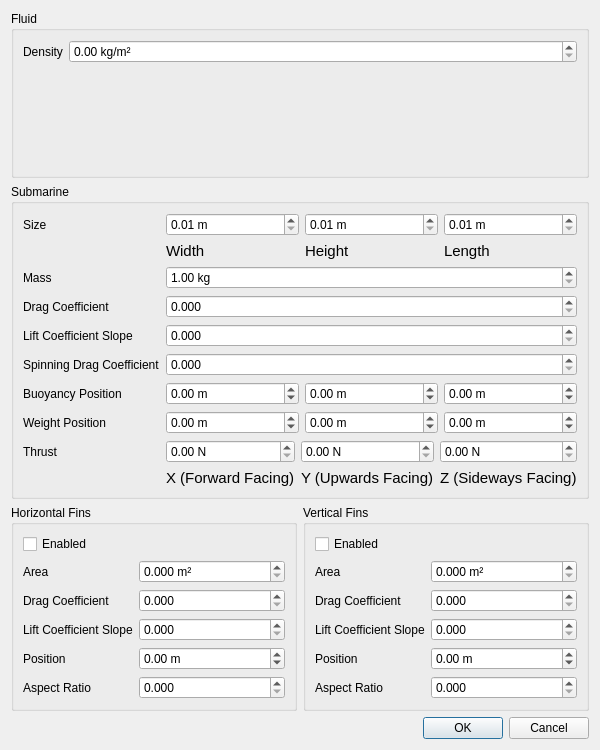
Above: simulationpropertiesdialogue.ui from shintakezou/submarine-simulator before the change. Below: the same form after it.
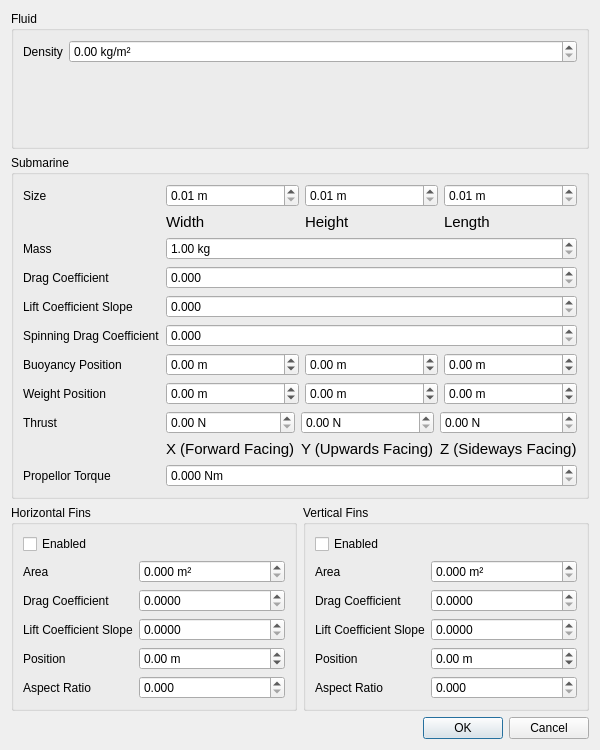
That is the form after the change.

Commit message: Add propellor torque

What changed in the file:
```diff
--- a/simulationpropertiesdialogue.ui
+++ b/simulationpropertiesdialogue.ui
@@ -425,6 +425,29 @@
         </item>
        </layout>
       </item>
+      <item row="8" column="0">
+       <widget class="QLabel" name="label_26">
+        <property name="text">
+         <string>Propellor Torque</string>
+        </property>
+       </widget>
+      </item>
+      <item row="8" column="1">
+       <widget class="QDoubleSpinBox" name="doubleSpinBox">
+        <property name="suffix">
+         <string> Nm</string>
+        </property>
+        <property name="decimals">
+         <number>3</number>
+        </property>
+        <property name="maximum">
+         <double>1000.000000000000000</double>
+        </property>
+        <property name="singleStep">
+         <double>0.100000000000000</double>
+        </property>
+       </widget>
+      </item>
      </layout>
     </widget>
    </item>
@@ -476,7 +499,7 @@
         <item row="3" column="1">
          <widget class="QDoubleSpinBox" name="spinHorizontalFinsLiftCoefficientSlope">
           <property name="decimals">
-           <number>3</number>
+           <number>4</number>
           </property>
           <property name="maximum">
            <double>5.000000000000000</double>
@@ -496,7 +519,7 @@
         <item row="2" column="1">
          <widget class="QDoubleSpinBox" name="spinHorizontalFinsDragCoefficient">
           <property name="decimals">
-           <number>3</number>
+           <number>4</number>
           </property>
           <property name="maximum">
            <double>5.000000000000000</double>
@@ -598,7 +621,7 @@
         <item row="3" column="1">
          <widget class="QDoubleSpinBox" name="spinVerticalFinsLiftCoefficientSlope">
           <property name="decimals">
-           <number>3</number>
+           <number>4</number>
           </property>
           <property name="maximum">
            <double>5.000000000000000</double>
@@ -618,7 +641,7 @@
         <item row="2" column="1">
          <widget class="QDoubleSpinBox" name="spinVerticalFinsDragCoefficient">
           <property name="decimals">
-           <number>3</number>
+           <number>4</number>
           </property>
           <property name="maximum">
            <double>5.000000000000000</double>
```
The commit also changes 2 other files.
